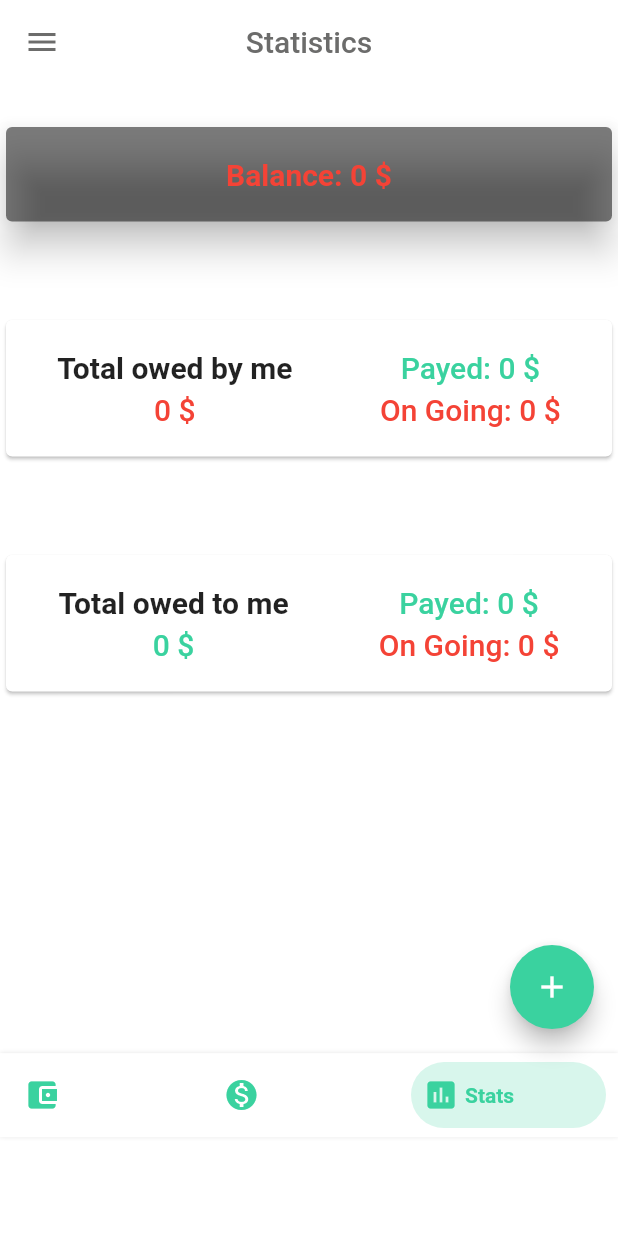
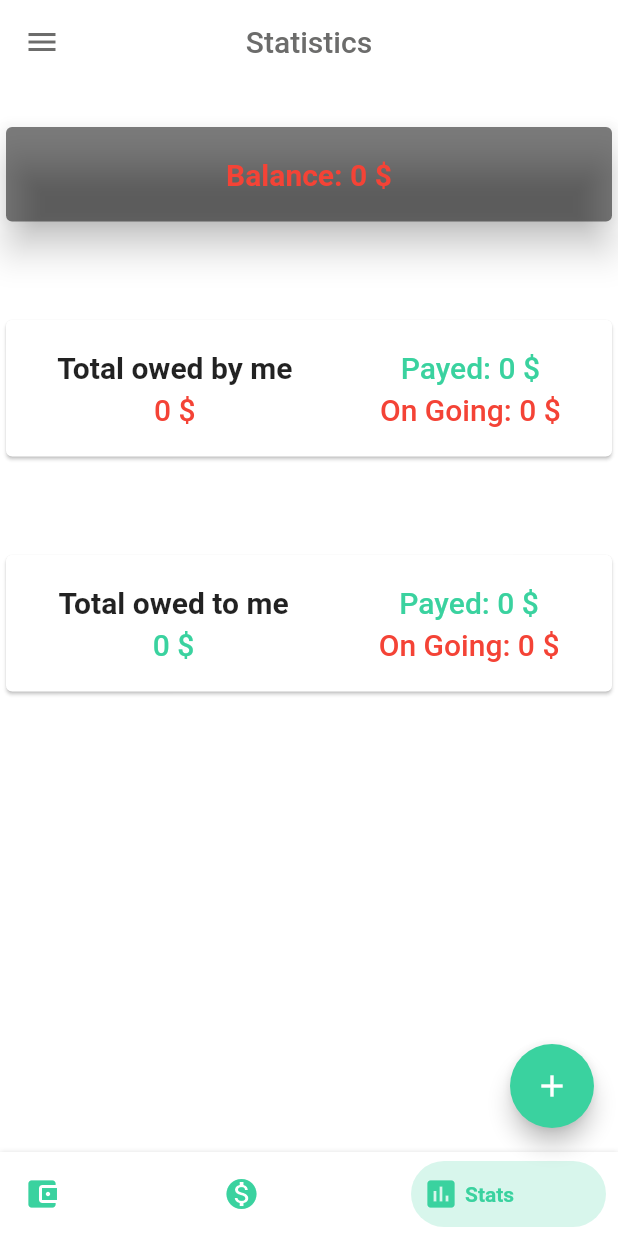
Before and after one commit to noureddine1/debtsFirebase, a Flutter app: the HomePage screen opened directly, in the side drawer, after a tap on "Stats", on a phone screen of 412 x 824 dp. Run offline on Flutter 3.47's test engine with Material 2 defaults, Android fonts, the phone set to English and light mode, and no system bars; drawn by our look-alikes of bottom_navy_bar; our stand-ins replace cloud_firestore, date_picker_timeline, device_preview, firebase_auth, firebase_core, flutter_local_notifications and 4 more; missing offline and left inert: currency_picker, custom_switch, dropdown_banner, sliding_switch; accounts and stored records are empty.

```diff
--- a/lib/UI/Pages/home_page.dart
+++ b/lib/UI/Pages/home_page.dart
@@ -5,7 +5,6 @@ import 'package:debts/UI/Pages/owns_page.dart';
 import 'package:debts/UI/Pages/stats_page.dart';
 import 'package:debts/UI/widgets/drawer.dart';
 import 'package:debts/consts.dart';
-import 'package:firebase_admob/firebase_admob.dart';
 import 'package:flutter/material.dart';
 import 'package:bottom_navy_bar/bottom_navy_bar.dart';
 import 'owned_page.dart';
@@ -19,24 +18,11 @@ class HomePage extends StatefulWidget {
 }
 
 class _HomePageState extends State<HomePage> {
-  BannerAd _bannerAd;
-  BannerAd _bannerAdbuild() {
-    return BannerAd(
-        adUnitId: "ca-app-pub-9445708218348599/2752337998",
-        size: AdSize.fullBanner,
-        listener: (MobileAdEvent event) {
-          _bannerAd..show();
-        });
-  }
-
   int currentIndex;
   @override
   void initState() {
     super.initState();
     currentIndex = widget.index;
-    FirebaseAdMob.instance
-        .initialize(appId: "ca-app-pub-9445708218348599~6691583008");
-    _bannerAd = _bannerAdbuild()..load();
   }
 
   List listOfPages = [
@@ -65,10 +51,7 @@ class _HomePageState extends State<HomePage> {
 
   @override
   Widget build(BuildContext context) {
-    return Padding(
-      padding:
-          EdgeInsets.only(bottom: MediaQuery.of(context).size.height * 0.08),
-      child: Scaffold(
+    return Scaffold(
       appBar: AppBar(
         iconTheme: IconThemeData(
           color: secondaryText,
@@ -118,7 +101,6 @@ class _HomePageState extends State<HomePage> {
               builder: (context) => AddNew(index: currentIndex)));
         },
       ),
-      ),
     );
   }
 }
--- a/lib/UI/Pages/owned_page.dart
+++ b/lib/UI/Pages/owned_page.dart
@@ -1,11 +1,9 @@
 import 'dart:ui';
 import 'package:cloud_firestore/cloud_firestore.dart';
-import 'package:debts/Services/local_not.dart';
 import 'package:debts/consts.dart';
 import 'package:debts/models/debts.dart';
 import 'package:firebase_auth/firebase_auth.dart';
 import 'package:flutter/material.dart';
-import 'package:flutter_local_notifications/flutter_local_notifications.dart';
 import 'package:flutter_slidable/flutter_slidable.dart';
 import 'package:intl/intl.dart';
 import 'package:percent_indicator/linear_percent_indicator.dart';
--- a/lib/UI/Pages/owns_page.dart
+++ b/lib/UI/Pages/owns_page.dart
@@ -2,7 +2,6 @@ import 'package:cloud_firestore/cloud_firestore.dart';
 import 'package:debts/consts.dart';
 import 'package:debts/models/debts.dart';
 import 'package:dropdown_banner/dropdown_banner.dart';
-import 'package:firebase_admob/firebase_admob.dart';
 import 'package:firebase_auth/firebase_auth.dart';
 import 'package:flutter/material.dart';
 import 'package:flutter_local_notifications/flutter_local_notifications.dart';
--- a/lib/UI/widgets/drawer.dart
+++ b/lib/UI/widgets/drawer.dart
@@ -94,6 +94,23 @@ class _MyDrawerState extends State<MyDrawer> {
           ),
         ),
         ListTile(
+          onTap: () {
+            showAboutDialog(
+                context: context,
+                applicationName: 'Debts',
+                applicationLegalese:
+                    'Debts is devleoped by Noureddine Debiane with Flutter Framework');
+          },
+          leading: Icon(Icons.info_outline, color: secondaryText),
+          title: Text(
+            'About',
+            style: TextStyle(
+              color: secondaryText,
+              fontSize: 18,
+            ),
+          ),
+        ),
+        ListTile(
           onTap: () async {
             await flutterLocalNotificationsPlugin.cancelAll();
             await FirebaseAuth.instance.signOut();
--- a/pubspec.yaml
+++ b/pubspec.yaml
@@ -15,7 +15,7 @@ publish_to: 'none' # Remove this line if you wish to publish to pub.dev
 # In iOS, build-name is used as CFBundleShortVersionString while build-number used as CFBundleVersion.
 # Read more about iOS versioning at
 # https://developer.apple.com/library/archive/documentation/General/Reference/InfoPlistKeyReference/Articles/CoreFoundationKeys.html
-version: 1.0.0+1
+version: 1.0.1+2
 
 environment:
   sdk: ">=2.7.0 <3.0.0"
@@ -41,11 +41,13 @@ dependencies:
   flutter_local_notifications: ^3.0.2
   custom_switch: ^0.0.1
   date_picker_timeline: ^1.2.1
-  firebase_admob: 0.10.0-dev.1
   currency_picker:
     git:
       url: https://github.com/noureddine1/flutter_currency_picker
   dropdown_banner: ^1.4.0
+  device_preview: ^0.5.5
+  flutter_screenutil: ^4.0.3+1
+  flutter_automation: ^1.4.0
 
 
 
```
Also changed, not shown: lib/main.dart (+8 -2 lines), lib/test.dart (deleted, +0 -34 lines), pubspec.lock, 9 other files. Lines whose indentation alone changed are shown as unchanged.
